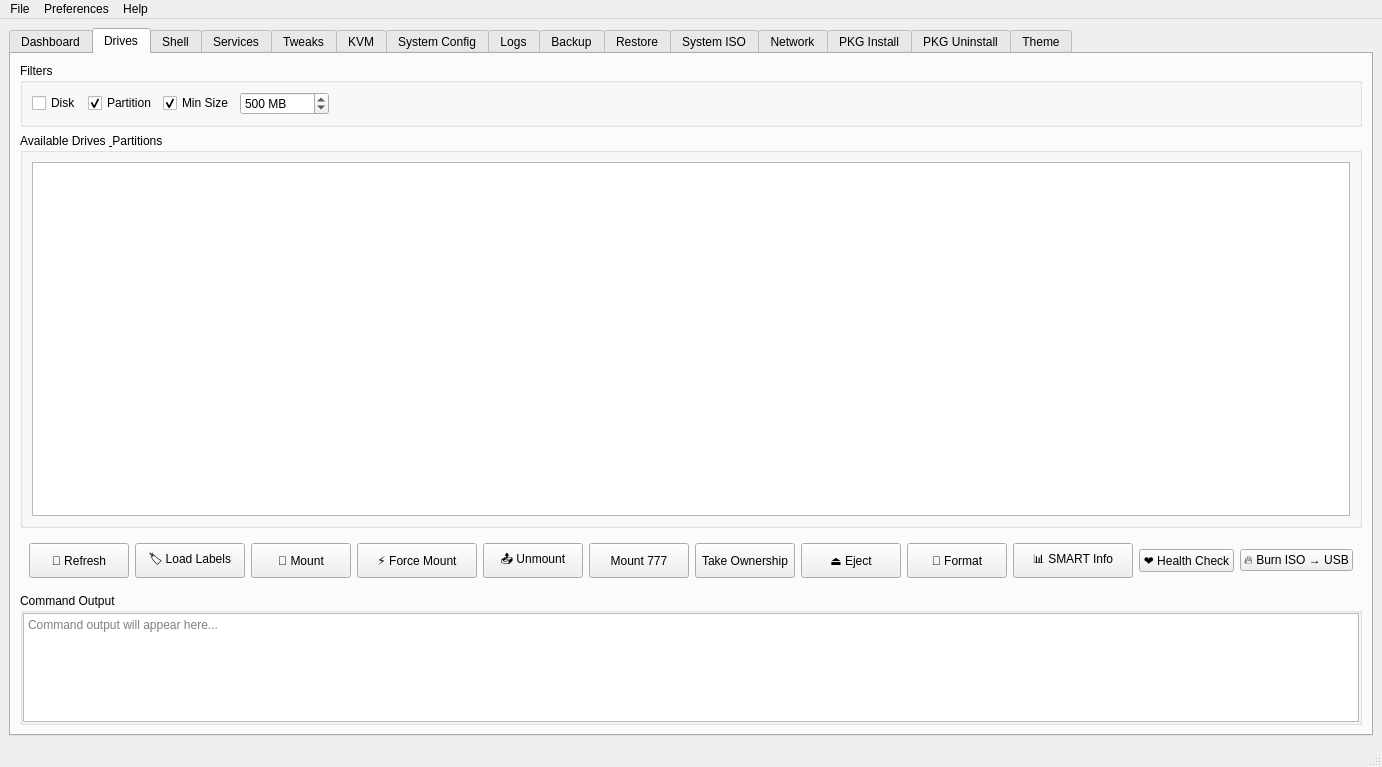
Old version of the form mainwindow.ui in the repository XetalEngine/CachyOsTools.
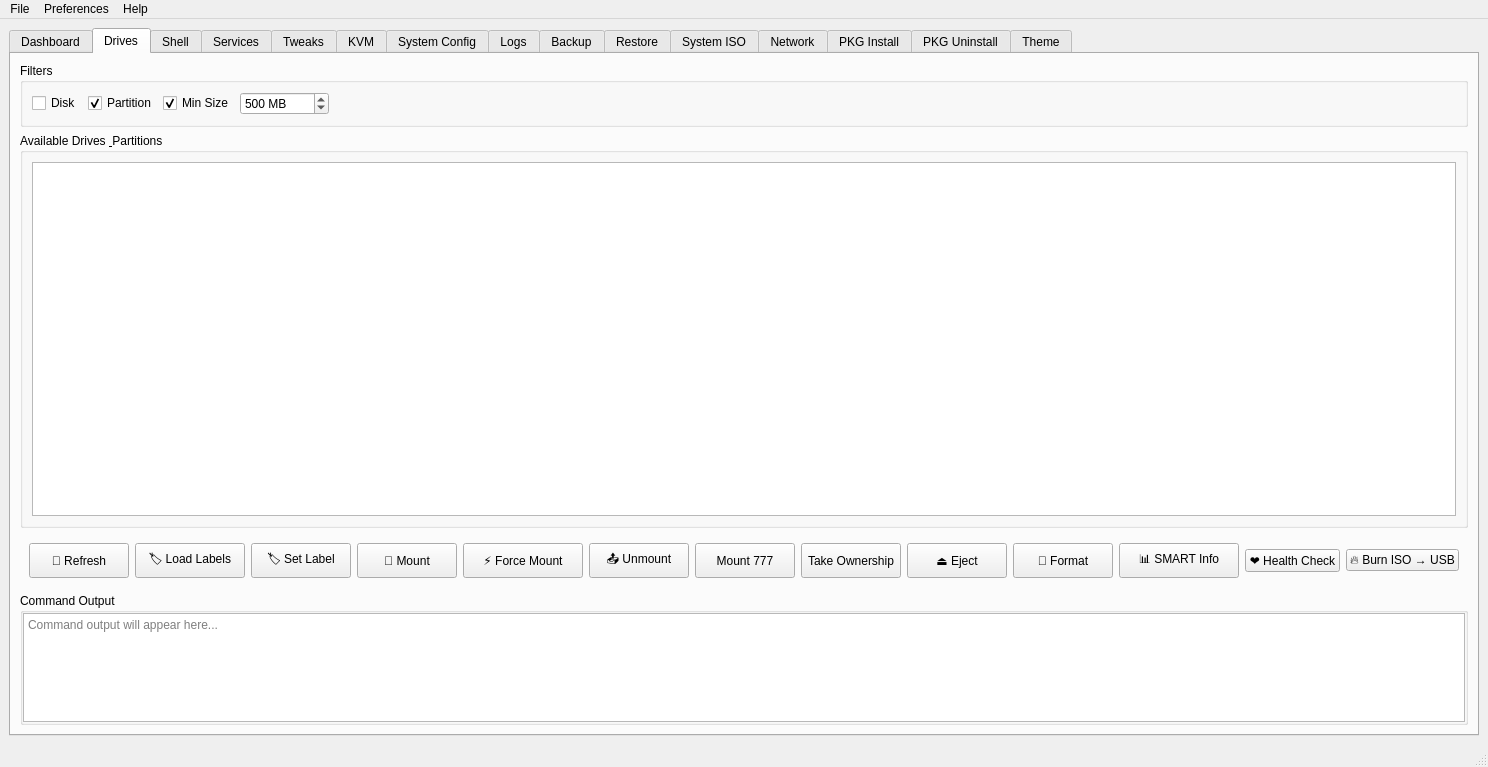
New version of the form. The open tabs and pages were chosen to show the change.

Commit message: Set Drive Label like in Windows

```diff
--- a/mainwindow.ui
+++ b/mainwindow.ui
@@ -455,6 +455,22 @@
             </property>
            </widget>
           </item>
+          <item>
+           <widget class="QPushButton" name="setDriveLabelButton">
+            <property name="minimumSize">
+             <size>
+              <width>100</width>
+              <height>35</height>
+             </size>
+            </property>
+            <property name="text">
+             <string>🏷️ Set Label</string>
+            </property>
+            <property name="toolTip">
+             <string>Add, change or remove the selected volume's filesystem label. Unmount the volume first.</string>
+            </property>
+           </widget>
+          </item>
           <item>
            <widget class="QPushButton" name="mountButton">
             <property name="minimumSize">
```
The commit also changes 7 other files.
